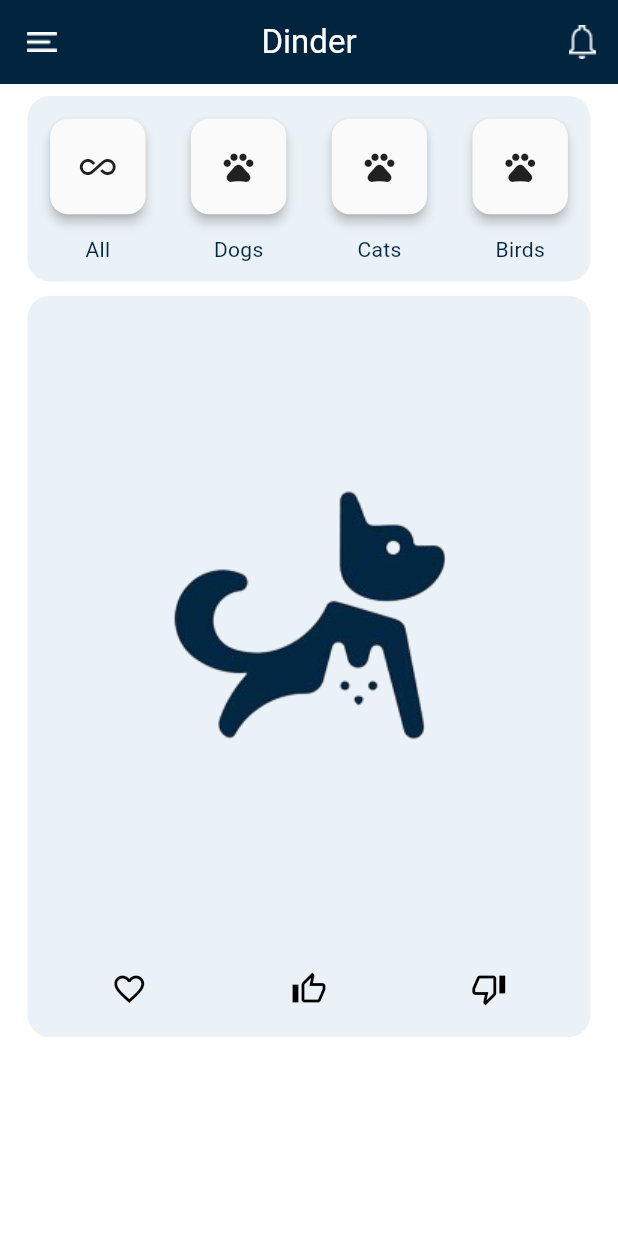
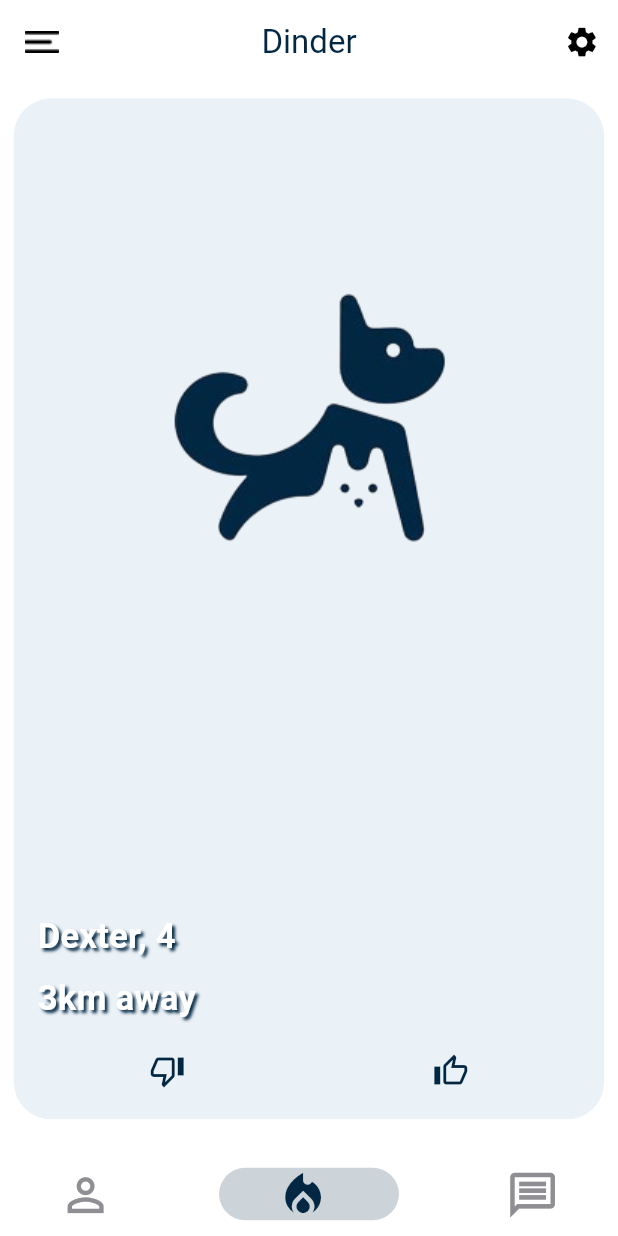
Before and after one commit to OmarElsharkawy1/dinder, a Flutter app: the screen it shows after launch, after a tap on "Login", on a phone screen of 412 x 824 dp. Run offline on Flutter 3.47's test engine with Material 3 defaults, Android fonts, the light colour scheme and no system bars; drawn by our look-alikes of persistent_bottom_nav_bar; our stand-ins replace dartz, dio, dropdown_button2, easy_localization, equatable, flutter_animate and 4 more; Roboto replaces fonts that are missing (GothamMedium).

Commit message:
add navigation bar add swipe feature add messeges screen

```diff
--- a/lib/core/resource_manager/colors.dart
+++ b/lib/core/resource_manager/colors.dart
@@ -3,6 +3,9 @@ import 'package:flutter/material.dart';
 class AppColors {
   static const Color primaryColor = Color.fromRGBO(2, 39, 66, 1.0);
   static const Color categoryContainer = Color.fromRGBO(235, 242, 247, 1.0);
+  static const Color backgroundColor = Colors.white;
+  static const Color iconColor = Colors.black;
+
   static const Color blackLow = Color.fromRGBO(47, 47, 47, 1);
   static const Color blackMedium = Color.fromRGBO(48, 48, 49, 1);
 
@@ -20,7 +23,6 @@ class AppColors {
   static const Color orange2 = Color.fromRGBO(249, 196, 183, 1);
   static const Color scaffoldBackground = Color.fromRGBO(250, 250, 250, 1);
   static const Color green2 = Color.fromRGBO(217, 237, 220, 1);
-  static const Color backGroundColor = Color(0xFFFFFFFF);
   static const Color secondaryBackGroundColor = Color(0xFFFAFAFA);
   static const Color borderColor = Color(0xffa9a8a8);
 }
--- a/lib/core/resource_manager/routes.dart
+++ b/lib/core/resource_manager/routes.dart
@@ -4,7 +4,8 @@ import 'package:pile_up/features/auth/presentation/forget%20password/forget_pass
 import 'package:pile_up/features/auth/presentation/forget%20password/send_otp_code.dart';
 import 'package:pile_up/features/auth/presentation/login_screen.dart';
 import 'package:pile_up/features/auth/presentation/signup/sign_up.dart';
-import 'package:pile_up/features/home_page/presentation/home_page.dart';
+import 'package:pile_up/features/matching_screen/presentation/matching_screen.dart';
+import 'package:pile_up/main_screen.dart';
 
 class Routes {
   static const String login = "/login";
@@ -12,23 +13,25 @@ class Routes {
   static const String forgetPassword = "/forgetPassword";
   static const String sendOTPCode = "/sendOTPCode";
   static const String changePassword = "/changePassword";
+  static const String mainScreen = "/mainScreen";
+  static const String messagesScreen = "/messagesScreen";
   // static const String profile = "/profile";
   // static const String onBoarding = "/OnBoarding";
-  static const String home = "/home";
+  static const String matchingScreen = "/matchingScreen";
 }
 
 class RouteGenerator {
   static Route<dynamic> getRoute(RouteSettings settings) {
     switch (settings.name) {
-      // case Routes.main:
-      //   return PageRouteBuilder(
-      //       pageBuilder: (context, animation, secondaryAnimation) =>
-      //           const MainScreen(),
-      //       transitionsBuilder: customAnimate);
-      case Routes.home:
+      case Routes.mainScreen:
         return PageRouteBuilder(
             pageBuilder: (context, animation, secondaryAnimation) =>
-                const HomeScreen(),
+                const MainScreen(),
+            transitionsBuilder: customAnimate);
+      case Routes.matchingScreen:
+        return PageRouteBuilder(
+            pageBuilder: (context, animation, secondaryAnimation) =>
+                const MatchingScreen(),
             transitionsBuilder: customAnimate);
       case Routes.login:
         return PageRouteBuilder(
--- a/lib/core/widgets/app_bar.dart
+++ b/lib/core/widgets/app_bar.dart
@@ -1,27 +1,25 @@
-import 'package:easy_localization/easy_localization.dart';
 import 'package:flutter/material.dart';
+import 'package:flutter_screenutil/flutter_screenutil.dart';
 import 'package:pile_up/core/resource_manager/asset_path.dart';
 import 'package:pile_up/core/resource_manager/colors.dart';
-import 'package:pile_up/core/resource_manager/string_manager.dart';
 import 'package:pile_up/core/utils/app_size.dart';
 import 'package:pile_up/core/widgets/custom_text.dart';
-import 'package:pile_up/core/widgets/custom_text_field.dart';
 import 'package:pile_up/core/widgets/notification_row.dart';
 
 AppBar appBar(BuildContext context,
     {required String text, void Function()? actionsOnPressed}) {
   return AppBar(
-    backgroundColor: AppColors.primaryColor,
-    elevation: 1,
+    backgroundColor: AppColors.backgroundColor,
+    elevation: 0,
     title: CustomText(
       text: text,
-      fontSize: AppSize.defaultSize! * 2.2,
+      fontSize: 22.sp,
       color: Colors.white,
       fontWeight: FontWeight.w600,
     ),
     actions: [
       Padding(
-        padding: EdgeInsets.only(right: AppSize.defaultSize! * 1.5),
+        padding: EdgeInsets.only(right: 15.w),
         child: IconButton(
           onPressed: actionsOnPressed ??
               () {
@@ -72,64 +70,48 @@ AppBar authAppBar(BuildContext context,
   );
 }
 
-AppBar homeAppBar(BuildContext context,
-    {String? text,
-    void Function()? actionsOnPressed,
-    void Function()? leadingOnPressed,
-    Widget? widget,
-    bool leading = true,
-    bool bottom = false}) {
+AppBar homeAppBar(
+  BuildContext context, {
+  required IconData actionIcon,
+  String? text,
+  void Function()? actionsOnPressed,
+  GlobalKey<ScaffoldState>? leadingKey,
+  Widget? centerWidget,
+  bool leading = true,
+}) {
   return AppBar(
-    backgroundColor: AppColors.primaryColor,
-    elevation: 1,
-    bottom: bottom
-        ? PreferredSize(
-            preferredSize: Size(AppSize.screenWidth!, AppSize.defaultSize! * 5),
-            child: Container(
-              width: AppSize.screenWidth!,
-              height: AppSize.defaultSize! * 5,
-              color: Colors.white,
-              child: CustomTextField(
-                hintText: StringManager.searchFor.tr(),
-                hintStyle:
-                    TextStyle(color: AppColors.greyColor.withOpacity(.5)),
-                suffixIcon: Icon(
-                  Icons.search,
-                  color: AppColors.greyColor.withOpacity(.5),
-                ),
-              ),
-            ),
-          )
-        : const PreferredSize(preferredSize: Size(0, 0), child: SizedBox()),
-    title: widget ??
-        Image.asset(
-          AssetPath.logo,
-          width: AppSize.defaultSize! * 4.2,
-          height: AppSize.defaultSize! * 3.2,
-        ),
+    backgroundColor: AppColors.backgroundColor,
+    // foregroundColor: AppColors.backgroundColor,
+    surfaceTintColor: AppColors.backgroundColor,
+    elevation: 0,
+    title: centerWidget ?? Container(),
     centerTitle: true,
-    leading: leading
-        ? IconButton(
-            onPressed: leadingOnPressed,
-            icon: Image.asset(
-              AssetPath.menu,
-              width: AppSize.defaultSize! * 2,
-              height: AppSize.defaultSize! * 2,
-            ),
-          )
-        : const SizedBox(),
+    leading: IconButton(
+      onPressed: () {
+        if (leadingKey!.currentState!.isDrawerOpen) {
+          leadingKey.currentState!.closeDrawer();
+          //close drawer, if drawer is open
+        } else {
+          leadingKey.currentState!.openDrawer();
+          //open drawer, if drawer is closed
+        }
+      },
+      icon: Image.asset(
+        AssetPath.menu,
+        color: AppColors.iconColor,
+        width: 20.w,
+        height: 20.w,
+      ),
+    ),
     actions: [
       IconButton(
-        onPressed: actionsOnPressed ??
-            () {
-              showNotification(context);
-            },
-        icon: Image.asset(
-          AssetPath.notification,
-          width: AppSize.defaultSize! * 2.5,
-          height: AppSize.defaultSize! * 2.5,
+        onPressed: actionsOnPressed,
+        icon: Icon(
+          actionIcon,
+          size: 20.h,
+          color: AppColors.iconColor,
         ),
-      )
+      ),
     ],
   );
 }
--- a/lib/core/widgets/drawer.dart
+++ b/lib/core/widgets/drawer.dart
@@ -1,7 +1,6 @@
 import 'package:easy_localization/easy_localization.dart';
 import 'package:flutter/material.dart';
 import 'package:flutter_animate/flutter_animate.dart';
-import 'package:pile_up/core/resource_manager/asset_path.dart';
 import 'package:pile_up/core/resource_manager/colors.dart';
 import 'package:pile_up/core/resource_manager/routes.dart';
 import 'package:pile_up/core/resource_manager/string_manager.dart';
@@ -147,9 +146,9 @@ class HomeDrawer extends StatelessWidget {
                 ListTile(
                   title: const Row(
                     children: [
-                      Icon(Icons.favorite),
+                      Icon(Icons.pets),
                       SizedBox(width: 8),
-                      Text("Favorite"),
+                      Text("My Pets"),
                     ],
                   ),
                   onTap: () {},
--- a/lib/core/widgets/main_button.dart
+++ b/lib/core/widgets/main_button.dart
@@ -83,7 +83,7 @@ class SecondButton extends StatelessWidget {
         height: height ?? AppSize.defaultSize! * 4,
         width: width ?? AppSize.screenWidth! * .9,
         decoration: BoxDecoration(
-            color: color ?? AppColors.backGroundColor,
+            color: color ?? AppColors.backgroundColor,
             borderRadius: BorderRadius.circular(AppSize.defaultSize!),
             border: Border.all(color: AppColors.primaryColor)),
         child: Center(
--- a/lib/features/auth/presentation/login_screen.dart
+++ b/lib/features/auth/presentation/login_screen.dart
@@ -104,7 +104,7 @@ class _LoginScreenState extends State<LoginScreen> {
           MainButton(
             text: StringManager.login.tr(),
             onTap: () {
-              Navigator.pushNamed(context, Routes.home);
+              Navigator.pushNamed(context, Routes.mainScreen);
             },
             width: AppSize.screenWidth! * .9,
           ),
@@ -119,40 +119,22 @@ class _LoginScreenState extends State<LoginScreen> {
                 fontWeight: FontWeight.w700),
           ),
           SizedBox(
-            height: 40.h,
+            height: 4.h,
           ),
           Row(
             mainAxisAlignment: MainAxisAlignment.center,
             children: [
-              Image.asset(
-                AssetPath.google,
-                scale: 2.5,
-              ),
-              SizedBox(
-                width: 20.w,
-              ),
-              Image.asset(
-                AssetPath.facebook,
-                scale: 2.5,
-              ),
-              SizedBox(
-                width: 20.w,
-              ),
-              Image.asset(
-                AssetPath.apple,
-                scale: 2.5,
-              ),
-              SizedBox(
-                width: 20.w,
-              ),
-              Image.asset(
-                AssetPath.google,
-                scale: 2.5,
-              ),
+              Image.asset(AssetPath.google, scale: 2.5),
+              SizedBox(width: 20.w),
+              Image.asset(AssetPath.facebook, scale: 2.5),
+              SizedBox(width: 20.w),
+              Image.asset(AssetPath.apple, scale: 2.5),
+              SizedBox(width: 20.w),
+              Image.asset(AssetPath.google, scale: 2.5),
             ],
           ),
           SizedBox(
-            height: AppSize.screenHeight! * .1,
+            height: 10.h,
           ),
           Row(
             mainAxisAlignment: MainAxisAlignment.center,
@@ -176,9 +158,10 @@ class _LoginScreenState extends State<LoginScreen> {
               ),
             ],
           ),
-          SizedBox(
-            height: 40.h,
-          ),
+          // SizedBox(
+          //   height: 40.h,
+          // ),
+          const Spacer(),
         ],
       ),
     );
--- a/lib/features/home_page/presentation/home_page.dart
+++ /dev/null
@@ -1,112 +0,0 @@
-import 'package:flutter/material.dart';
-import 'package:flutter_screenutil/flutter_screenutil.dart';
-import 'package:pile_up/core/resource_manager/asset_path.dart';
-import 'package:pile_up/core/resource_manager/colors.dart';
-import 'package:pile_up/core/resource_manager/string_manager.dart';
-import 'package:pile_up/core/utils/media_query_values.dart';
-import 'package:pile_up/core/widgets/app_bar.dart';
-import 'package:pile_up/core/widgets/custom_Icon_text.dart';
-import 'package:pile_up/core/widgets/drawer.dart';
-
-class HomeScreen extends StatefulWidget {
-  const HomeScreen({Key? key}) : super(key: key);
-
-  @override
-  State<HomeScreen> createState() => _HomeScreenState();
-}
-
-class _HomeScreenState extends State<HomeScreen> {
-  final scaffoldKey = GlobalKey<ScaffoldState>();
-
-  @override
-  Widget build(BuildContext context) {
-    return Scaffold(
-      key: scaffoldKey,
-      appBar: homeAppBar(context,
-          widget: const Text(
-            StringManager.appName,
-            style: TextStyle(color: Colors.white),
-          ), leadingOnPressed: () {
-        if (scaffoldKey.currentState!.isDrawerOpen) {
-          scaffoldKey.currentState!.closeDrawer();
-          //close drawer, if drawer is open
-        } else {
-          scaffoldKey.currentState!.openDrawer();
-          //open drawer, if drawer is closed
-        }
-      }),
-      drawer: Builder(builder: (context) {
-        return const HomeDrawer();
-      }),
-      body: Padding(
-        padding: EdgeInsets.symmetric(horizontal: 16.w),
-        child: Column(
-          children: [
-            //Category Container
-            Padding(
-              padding: const EdgeInsets.only(top: 8),
-              child: Container(
-                height: context.height * .15,
-                decoration: BoxDecoration(
-                    color: AppColors.categoryContainer,
-                    borderRadius: BorderRadius.circular(15)),
-                child: const Row(
-                  crossAxisAlignment: CrossAxisAlignment.center,
-                  mainAxisAlignment: MainAxisAlignment.spaceAround,
-                  children: [
-                    CustomIcon(text: 'All', icon: Icons.all_inclusive),
-                    CustomIcon(text: 'Dogs', icon: Icons.pets),
-                    CustomIcon(text: 'Cats', icon: Icons.pets),
-                    CustomIcon(text: 'Birds', icon: Icons.pets),
-                  ],
-                ),
-              ),
-            ),
-            SizedBox(height: 8.h),
-            Container(
-              decoration: BoxDecoration(
-                color: AppColors.categoryContainer,
-                borderRadius: BorderRadius.circular(15),
-              ),
-              height: context.height * .6,
-              width: double.infinity,
-              child: Padding(
-                padding: const EdgeInsets.all(8.0),
-                child: Stack(
-                  children: [
-                    Align(
-                        alignment: Alignment.topCenter,
-                        child: Image.asset(
-                          AssetPath.logo,
-                          height: context.height * .5,
-                          // fit: BoxFit.fill,
-                        )),
-                    Align(
-                      alignment: Alignment.bottomCenter,
-                      child: Row(
-                        mainAxisAlignment: MainAxisAlignment.spaceAround,
-                        children: [
-                          IconButton(
-                              icon: const Icon(Icons.favorite_border),
-                              onPressed: () {}),
-                          IconButton(
-                            icon: const Icon(Icons.thumb_up_alt_outlined),
-                            onPressed: () {},
-                          ),
-                          IconButton(
-                            icon: const Icon(Icons.thumb_down_alt_outlined),
-                            onPressed: () {},
-                          ),
-                        ],
-                      ),
-                    )
-                  ],
-                ),
-              ),
-            ),
-          ],
-        ),
-      ),
-    );
-  }
-}
--- /dev/null
+++ b/lib/features/matching_screen/presentation/matching_screen.dart
@@ -0,0 +1,69 @@
+import 'package:flutter/material.dart';
+import 'package:flutter_screenutil/flutter_screenutil.dart';
+import 'package:pile_up/core/resource_manager/colors.dart';
+import 'package:pile_up/core/resource_manager/string_manager.dart';
+import 'package:pile_up/core/widgets/app_bar.dart';
+import 'package:pile_up/core/widgets/drawer.dart';
+import 'package:pile_up/features/matching_screen/presentation/widgets/pet_card.dart';
+
+class MatchingScreen extends StatefulWidget {
+  const MatchingScreen({Key? key}) : super(key: key);
+
+  @override
+  State<MatchingScreen> createState() => _MatchingScreenState();
+}
+
+class _MatchingScreenState extends State<MatchingScreen> {
+  final _scaffoldKey = GlobalKey<ScaffoldState>();
+
+  @override
+  Widget build(BuildContext context) {
+    return Scaffold(
+      key: _scaffoldKey,
+      appBar: homeAppBar(
+        context,
+        actionIcon: Icons.settings,
+        centerWidget: const Text(
+          StringManager.appName,
+          style: TextStyle(color: AppColors.primaryColor),
+        ),
+        leadingKey: _scaffoldKey,
+      ),
+      drawer: const HomeDrawer(),
+      body: Padding(
+        padding: EdgeInsets.symmetric(horizontal: 8.w),
+        child: Column(
+          children: [
+            //Category Container
+            // Padding(
+            //   padding: const EdgeInsets.only(top: 8),
+            //   child: Container(
+            //     height: context.height * .15,
+            //     decoration: BoxDecoration(
+            //         color: AppColors.categoryContainer,
+            //         borderRadius: BorderRadius.circular(15)),
+            //     child: const Row(
+            //       crossAxisAlignment: CrossAxisAlignment.center,
+            //       mainAxisAlignment: MainAxisAlignment.spaceAround,
+            //       children: [
+            //         CustomIcon(text: 'All', icon: Icons.all_inclusive),
+            //         CustomIcon(text: 'Dogs', icon: Icons.pets),
+            //         CustomIcon(text: 'Cats', icon: Icons.pets),
+            //         CustomIcon(text: 'Birds', icon: Icons.pets),
+            //       ],
+            //     ),
+            //   ),
+            // ),
+            SizedBox(height: 8.h),
+            const Draggable(
+              feedback: PetCard(),
+              // the shown card behind the card you swipe
+              childWhenDragging: PetCard(),
+              child: PetCard(),
+            ),
+          ],
+        ),
+      ),
+    );
+  }
+}
--- /dev/null
+++ b/lib/features/matching_screen/presentation/widgets/pet_card.dart
@@ -0,0 +1,111 @@
+import 'package:flutter/material.dart';
+import 'package:flutter_screenutil/flutter_screenutil.dart';
+import 'package:pile_up/core/resource_manager/asset_path.dart';
+import 'package:pile_up/core/resource_manager/colors.dart';
+import 'package:pile_up/core/utils/media_query_values.dart';
+
+class PetCard extends StatelessWidget {
+  const PetCard({Key? key}) : super(key: key);
+
+  @override
+  Widget build(BuildContext context) {
+    return Container(
+      decoration: BoxDecoration(
+        color: AppColors.categoryContainer,
+        borderRadius: BorderRadius.circular(25),
+      ),
+      // height of appbar 50, navigation bar 50, 8 padding
+      height: context.height - 120.h,
+      width: context.width * .96,
+      child: Padding(
+        padding: const EdgeInsets.all(8.0),
+        child: Stack(
+          children: [
+            Align(
+                alignment: Alignment.topCenter,
+                child: Image.asset(
+                  AssetPath.logo,
+                  height: context.height * .5,
+                  // fit: BoxFit.fill,
+                )),
+            Align(
+              alignment: Alignment.bottomCenter,
+              child: Column(
+                mainAxisAlignment: MainAxisAlignment.end,
+                children: [
+                  Row(
+                    mainAxisAlignment: MainAxisAlignment.start,
+                    children: [
+                      Padding(
+                        padding: const EdgeInsets.symmetric(horizontal: 8),
+                        child: Text(
+                          'Dexter, 4',
+                          style: TextStyle(
+                            fontSize: 20.sp,
+                            fontWeight: FontWeight.w600,
+                            color: Colors.white,
+                            shadows: const <Shadow>[
+                              Shadow(
+                                offset: Offset(2.0, 2.0),
+                                blurRadius: 2.0,
+                                color: AppColors.primaryColor,
+                              ),
+                              // Shadow(
+                              //   offset: Offset(3.0, 3.0),
+                              //   blurRadius: 8.0,
+                              //   color: Color.fromARGB(125, 0, 0, 255),
+                              // ),
+                            ],
+                          ),
+                        ),
+                      ),
+                    ],
+                  ),
+                  Row(
+                    mainAxisAlignment: MainAxisAlignment.start,
+                    children: [
+                      Padding(
+                        padding: const EdgeInsets.symmetric(
+                            horizontal: 8, vertical: 8),
+                        child: Text(
+                          '3km away',
+                          style: TextStyle(
+                            fontSize: 20.sp,
+                            fontWeight: FontWeight.w600,
+                            color: Colors.white,
+                            shadows: const <Shadow>[
+                              Shadow(
+                                offset: Offset(2.0, 2.0),
+                                blurRadius: 2.0,
+                                color: AppColors.primaryColor,
+                              ),
+                            ],
+                          ),
+                        ),
+                      ),
+                    ],
+                  ),
+                  Row(
+                    mainAxisAlignment: MainAxisAlignment.spaceAround,
+                    children: [
+                      IconButton(
+                        icon: const Icon(Icons.thumb_down_alt_outlined),
+                        color: AppColors.primaryColor,
+                        onPressed: () {},
+                      ),
+                      IconButton(
+                        icon: const Icon(Icons.thumb_up_alt_outlined),
+                        color: AppColors.primaryColor,
+                        onPressed: () {},
+                      ),
+                    ],
+                  ),
+                ],
+              ),
+            )
+          ],
+        ),
+      ),
+    );
+  }
+}
--- /dev/null
+++ b/lib/main_screen.dart
@@ -0,0 +1,110 @@
+import 'package:flutter/material.dart';
+import 'package:flutter_screenutil/flutter_screenutil.dart';
+import 'package:persistent_bottom_nav_bar/persistent_tab_view.dart';
+import 'package:pile_up/core/widgets/drawer.dart';
+import 'package:pile_up/features/messages_screen/presentation/messages_screen.dart';
+
+import 'core/resource_manager/colors.dart';
+import 'features/matching_screen/presentation/matching_screen.dart';
+
+class MainScreen extends StatefulWidget {
+  const MainScreen({Key? key}) : super(key: key);
+  static int mainIndex = 1;
+
+  @override
+  State<MainScreen> createState() => _MainScreenState();
+}
+
+class _MainScreenState extends State<MainScreen> {
+  late PersistentTabController _controller;
+
+  List<Widget> _buildScreens() {
+    return [
+      const MatchingScreen(),
+      const MatchingScreen(),
+      const MessagesScreen(),
+      // const HomeScreen(),
+      // const HomeScreen(),
+    ];
+  }
+
+  List<PersistentBottomNavBarItem> _navBarsItems() {
+    return [
+      PersistentBottomNavBarItem(
+        activeColorPrimary: AppColors.primaryColor,
+        icon: Icon(Icons.person, size: 30.h),
+        inactiveIcon: Icon(Icons.person_outline, size: 30.h),
+      ),
+      PersistentBottomNavBarItem(
+        activeColorPrimary: AppColors.primaryColor,
+        icon: Icon(Icons.local_fire_department, size: 30.h),
+        inactiveIcon: Icon(Icons.local_fire_department_outlined, size: 30.h),
+      ),
+      PersistentBottomNavBarItem(
+        activeColorPrimary: AppColors.primaryColor,
+        icon: Icon(Icons.message, size: 30.h),
+        inactiveIcon: Icon(Icons.message_outlined, size: 30.h),
+      ),
+      // PersistentBottomNavBarItem(
+      //   icon: Icon(Icons.local_fire_department, size: 30.h),
+      //   inactiveIcon: Icon(Icons.local_fire_department_outlined, size: 30.h),
+      // ),
+      // PersistentBottomNavBarItem(
+      //   icon: Icon(Icons.local_fire_department, size: 30.h),
+      //   inactiveIcon: Icon(Icons.local_fire_department_outlined, size: 30.h),
+      // ),
+    ];
+  }
+
+  @override
+  void initState() {
+    _controller = PersistentTabController(initialIndex: MainScreen.mainIndex);
+    super.initState();
+  }
+
+  @override
+  Widget build(BuildContext context) {
+    return Scaffold(
+      drawer: const HomeDrawer(),
+      drawerScrimColor: AppColors.greyColor,
+      body: PersistentTabView(
+        context,
+        controller: _controller,
+        screens: _buildScreens(),
+        items: _navBarsItems(),
+        confineInSafeArea: true,
+
+        // backgroundColor: Colors.white,
+        // Default is Colors.white.
+        handleAndroidBackButtonPress: true,
+        // Default is true.
+        resizeToAvoidBottomInset: true,
+        // This needs to be true if you want to move up the screen when keyboard appears. Default is true.
+        stateManagement: true,
+        // Default is true.
+        hideNavigationBarWhenKeyboardShows: true,
+        // Recommended to set 'resizeToAvoidBottomInset' as true while using this argument. Default is true.
+        decoration: const NavBarDecoration(
+          borderRadius: BorderRadius.only(
+              topRight: Radius.circular(15), topLeft: Radius.circular(15)),
+          colorBehindNavBar: Colors.white,
+        ),
+        popAllScreensOnTapOfSelectedTab: true,
+        popActionScreens: PopActionScreensType.all,
+        itemAnimationProperties: const ItemAnimationProperties(
+          // Navigation Bar's items animation properties.
+          duration: Duration(milliseconds: 200),
+          curve: Curves.slowMiddle,
+        ),
+        screenTransitionAnimation: const ScreenTransitionAnimation(
+          // Screen transition animation on change of selected tab.
+          animateTabTransition: true,
+          curve: Curves.bounceInOut,
+          duration: Duration(milliseconds: 200),
+        ),
+        navBarStyle:
+            NavBarStyle.style1, // Choose the nav bar style with this property.
+      ),
+    );
+  }
+}
```
Also changed, not shown: lib/features/messages_screen/presentation/messages_screen.dart (added, +138 -0 lines), lib/features/bet_details_screen/presentation/pet_details_screen.dart (added).
